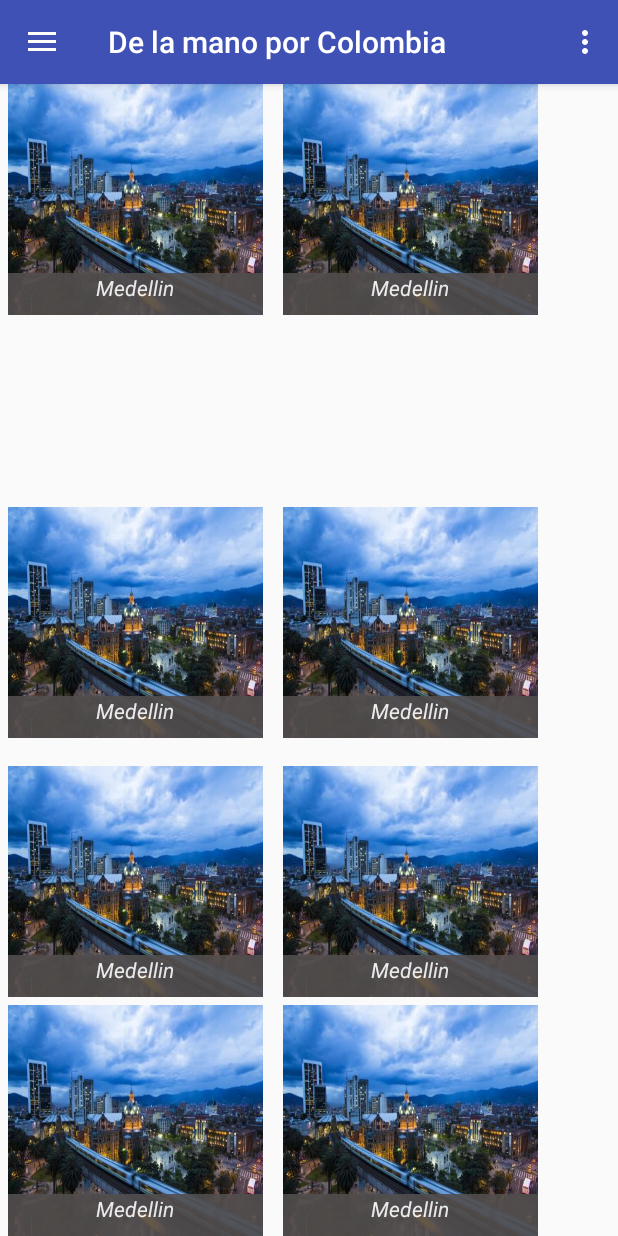
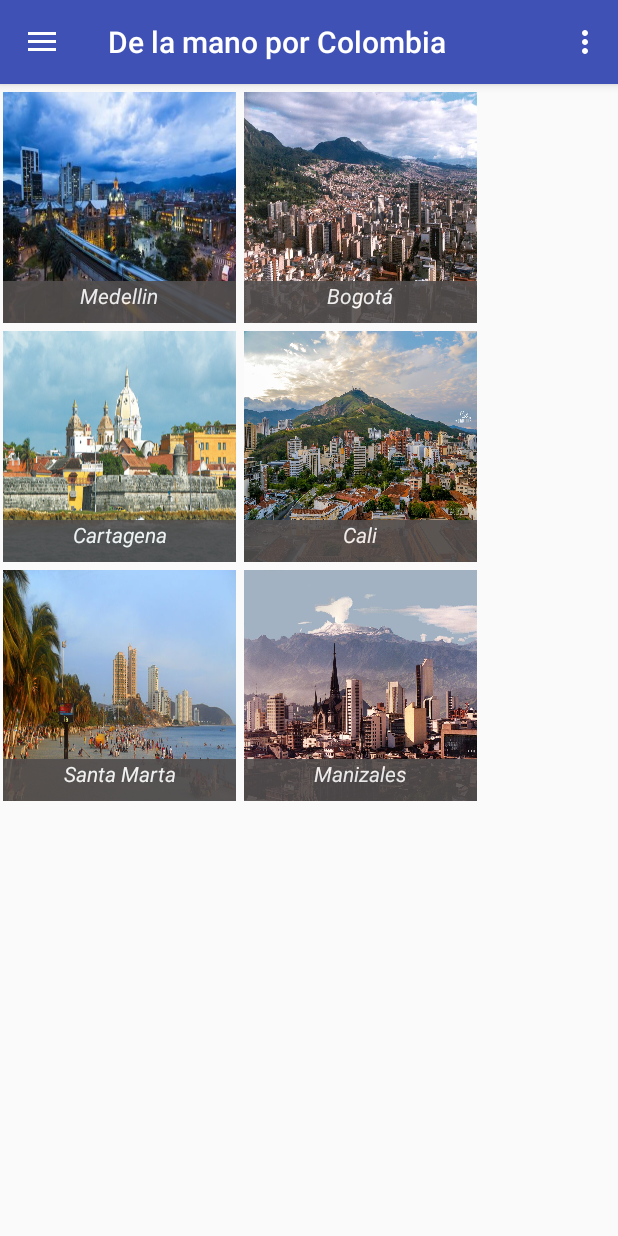
Before and after one commit to Walejandro13/DelamanoporColombia, an Android app: the screen it shows after launch (HomeActivity), on a phone screen of 412 x 824 dp. Run offline under Robolectric (Android 15) with nearby library versions, the phone set to English and light mode, and no system bars.

```diff
--- a/app/src/main/java/com/andorid/proenandroid/delamanoporcolombia/Agencias.java
+++ b/app/src/main/java/com/andorid/proenandroid/delamanoporcolombia/Agencias.java
@@ -30,7 +30,11 @@ public class Agencias extends  Agencia {
                     6.2400523,-75.5882667),
             new Agencia("Agencia de Viajes Turicol - Turismo Receptivo de Colombia Ltda",
                     "Facilita al viajero su estadía brindando las mejores experiencias de viaje.",
-                    6.2400523,-75.5882667),};
+                    6.2400523,-75.5882667),
+            new Agencia( "Agencia de Viajes vuelo Secreto","Ofrecemos servicios de excursiones, tiquetería, planes individuales nacionales e internacionales," +
+                        " satisfaciendo las necesidades de nuestros clientes de forma proactiva e integral, " +
+                    "con efectividad y calidad.",6.2444401,-75.6160376)
+    };
 
 
     public static Agencia[] getMedellin() {
--- a/app/src/main/java/com/andorid/proenandroid/delamanoporcolombia/HomeActivity.java
+++ b/app/src/main/java/com/andorid/proenandroid/delamanoporcolombia/HomeActivity.java
@@ -75,7 +75,8 @@ public class HomeActivity extends AppCompatActivity
     private NavigationView navigationView;
     private ProgressDialog connectionProgressDialog;
     private ImageView imgView;
-    private FrameLayout med;
+    private FrameLayout med,bog,cali,cart,sant;
+    private FrameLayout mani;
 
     ////////////////////#################3
     public static Bitmap GetURLBitmap(URL url) {
@@ -139,6 +140,16 @@ public class HomeActivity extends AppCompatActivity
         med=(FrameLayout) findViewById(R.id.frag_med);
         med.setOnClickListener(this);
 
+        bog=(FrameLayout) findViewById(R.id.frag_bog);
+        bog.setOnClickListener(this);
+        cart=(FrameLayout) findViewById(R.id.frag_cart);
+        cart.setOnClickListener(this);
+        cali=(FrameLayout) findViewById(R.id.frag_cali);
+        cali.setOnClickListener(this);
+        mani=(FrameLayout) findViewById(R.id.frag_mani);
+        mani.setOnClickListener(this);
+        sant=(FrameLayout) findViewById(R.id.frag_santa);
+        sant.setOnClickListener(this);
 
     }
 
@@ -230,11 +241,28 @@ public class HomeActivity extends AppCompatActivity
     @Override
     public void onClick(View v) {
 
+        Intent intent = new Intent(this,AgentActivity.class);
         switch (v.getId()){
             case (R.id.frag_med):
-                Intent intent = new Intent(this,AgentActivity.class);
                 startActivity(intent);
                 break;
+            case (R.id.frag_bog):
+                startActivity(intent);
+                break;
+            case (R.id.frag_cali):
+                startActivity(intent);
+                break;
+            case (R.id.frag_cart):
+                startActivity(intent);
+                break;
+            case (R.id.frag_santa):
+                startActivity(intent);
+                break;
+
+            case (R.id.frag_mani):
+                startActivity(intent);
+                break;
+
         }
 
     }
--- a/app/src/main/res/layout/activity_maps_agen.xml
+++ b/app/src/main/res/layout/activity_maps_agen.xml
@@ -52,7 +52,8 @@
             android:textSize="20dp"
             android:id="@+id/tView"
             android:text="Datos"
-            android:gravity="center"/>
+            android:gravity="center"
+            android:visibility="gone"/>
 
 
     </LinearLayout>
--- a/app/src/main/res/layout/content_home.xml
+++ b/app/src/main/res/layout/content_home.xml
@@ -9,24 +9,160 @@
     tools:context="com.andorid.proenandroid.delamanoporcolombia.HomeActivity"
     tools:showIn="@layout/app_bar_home">
 
-    <ScrollView
-        android:id="@+id/scrollViews"
-        android:layout_width="match_parent"
-        android:layout_height="match_parent">
-
-    </ScrollView>
 
     <GridLayout
         android:layout_width="match_parent"
         android:layout_height="match_parent"
-        android:layout_marginLeft="5dp"
-        android:layout_marginRight="5dp"
+        android:layout_marginLeft="2dp"
+        android:layout_marginRight="2dp"
         android:columnCount="3"
-        android:rowCount="6">
+        android:rowCount="6"
+        android:layout_marginTop="5dp"
+        android:id="@+id/gridLayout">
+
+
+        <Space
+            android:layout_width="8px"
+            android:layout_height="10px"
+            android:layout_column="1"
+            android:layout_row="0"
+            android:visibility="visible" />
+
+
+        <FrameLayout
+            android:layout_width="155dp"
+            android:layout_height="154dp"
+            android:layout_marginTop="5dp"
+            android:layout_column="2"
+            android:layout_row="2"
+            android:background="@drawable/fontcali"
+            android:onClick="onClick"
+            android:id="@+id/frag_cali"
+            android:layout_centerVertical="true"
+            android:layout_alignParentStart="true">
+
+            <TextView
+                android:id="@+id/textView5"
+                android:layout_width="match_parent"
+                android:layout_height="28dp"
+                android:layout_gravity="left|bottom"
+                android:alpha=".9"
+                android:background="#524e4e"
+                android:elegantTextHeight="false"
+                android:text="Cali"
+                android:textAlignment="center"
+                android:textAppearance="?android:attr/textAppearanceSmall"
+                android:textColor="#ffffff"
+                android:textStyle="italic" />
+        </FrameLayout>
+
+
+        <FrameLayout
+            android:layout_width="155dp"
+            android:layout_height="154dp"
+            android:layout_column="0"
+            android:layout_marginTop="5dp"
+            android:id="@+id/frag_cart"
+            android:layout_row="2"
+            android:background="@drawable/fontcartagena"
+            android:onClick="onClick">
+
+            <TextView
+                android:id="@+id/textView4"
+                android:layout_width="match_parent"
+                android:layout_height="28dp"
+                android:layout_gravity="left|bottom"
+                android:alpha=".9"
+                android:background="#524e4e"
+                android:elegantTextHeight="false"
+                android:text="Cartagena"
+                android:textAlignment="center"
+                android:textAppearance="?android:attr/textAppearanceSmall"
+                android:textColor="#ffffff"
+                android:textStyle="italic" />
+        </FrameLayout>
+
+        <FrameLayout
+            android:layout_width="155dp"
+            android:layout_height="154dp"
+            android:layout_column="0"
+            android:layout_marginTop="5dp"
+            android:layout_row="4"
+            android:background="@drawable/fontsantamarta"
+            android:onClick="onClick"
+            android:id="@+id/frag_santa">
+
+            <TextView
+                android:id="@+id/textView7"
+                android:layout_width="match_parent"
+                android:layout_height="28dp"
+                android:layout_gravity="left|bottom"
+                android:alpha=".9"
+                android:background="#524e4e"
+                android:elegantTextHeight="false"
+                android:text="Santa Marta"
+                android:textAlignment="center"
+                android:textAppearance="?android:attr/textAppearanceSmall"
+                android:textColor="#ffffff"
+                android:textStyle="italic" />
+        </FrameLayout>
+
+        <FrameLayout
+            android:layout_width="155dp"
+            android:layout_height="154dp"
+            android:layout_column="2"
+            android:layout_marginTop="5dp"
+            android:layout_row="4"
+            android:background="@drawable/fontmanizales"
+            android:onClick="onClick"
+            android:id="@+id/frag_mani">
+
+            <TextView
+                android:id="@+id/textView8"
+                android:layout_width="match_parent"
+                android:layout_height="28dp"
+                android:layout_gravity="left|bottom"
+                android:alpha=".9"
+                android:background="#524e4e"
+                android:elegantTextHeight="false"
+                android:text="Manizales"
+                android:textAlignment="center"
+                android:textAppearance="?android:attr/textAppearanceSmall"
+                android:textColor="#ffffff"
+                android:textStyle="italic" />
+        </FrameLayout>
+
+        <FrameLayout
+            android:layout_width="155dp"
+            android:layout_height="154dp"
+            android:layout_column="2"
+            android:layout_row="0"
+            android:id="@+id/frag_bog"
+
+            android:onClick="onClick"
+            android:layout_centerVertical="true"
+            android:layout_toEndOf="@+id/gridLayout"
+            android:background="@drawable/fontbogota">
+
+            <TextView
+                android:id="@+id/textView3"
+                android:layout_width="match_parent"
+                android:layout_height="28dp"
+                android:layout_gravity="left|bottom"
+                android:alpha=".9"
+                android:background="#524e4e"
+                android:elegantTextHeight="false"
+                android:text="Bogotá"
+                android:textAlignment="center"
+                android:textAppearance="?android:attr/textAppearanceSmall"
+                android:textColor="#ffffff"
+                android:textStyle="italic" />
+
+        </FrameLayout>
 
         <FrameLayout
             android:id="@+id/frag_med"
-            android:layout_width="170dp"
+            android:layout_width="155dp"
             android:layout_height="154dp"
             android:layout_column="0"
             android:layout_row="0"
@@ -47,186 +183,10 @@
                 android:textColor="#ffffff"
                 android:textStyle="italic" />
 
+
+
         </FrameLayout>
 
-        <Space
-            android:layout_width="20px"
-            android:layout_height="20px"
-            android:layout_column="1"
-            android:layout_row="0" />
-
-        <FrameLayout
-            android:layout_width="170dp"
-            android:layout_height="154dp"
-            android:layout_column="2"
-            android:layout_row="0"
-            android:background="@drawable/font_medellin"
-            android:onClick="onClick" >
-
-            <TextView
-                android:id="@+id/textView3"
-                android:layout_width="match_parent"
-                android:layout_height="28dp"
-                android:layout_gravity="left|bottom"
-                android:alpha=".9"
-                android:background="#524e4e"
-                android:elegantTextHeight="false"
-                android:text="Medellin"
-                android:textAlignment="center"
-                android:textAppearance="?android:attr/textAppearanceSmall"
-                android:textColor="#ffffff"
-                android:textStyle="italic" />
-        </FrameLayout>
-
-        <FrameLayout
-            android:layout_width="170dp"
-            android:layout_height="154dp"
-            android:layout_column="2"
-            android:layout_marginTop="5dp"
-            android:layout_row="2"
-            android:background="@drawable/font_medellin"
-            android:onClick="onClick" >
-
-            <TextView
-                android:id="@+id/textView5"
-                android:layout_width="match_parent"
-                android:layout_height="28dp"
-                android:layout_gravity="left|bottom"
-                android:alpha=".9"
-                android:background="#524e4e"
-                android:elegantTextHeight="false"
-                android:text="Medellin"
-                android:textAlignment="center"
-                android:textAppearance="?android:attr/textAppearanceSmall"
-                android:textColor="#ffffff"
-                android:textStyle="italic" />
-        </FrameLayout>
-
-        <Space
-            android:layout_width="20px"
-            android:layout_height="20px"
-            android:layout_column="0"
-            android:layout_row="3" />
-
-        <FrameLayout
-            android:layout_width="170dp"
-            android:layout_height="154dp"
-            android:layout_column="0"
-            android:layout_marginTop="5dp"
-            android:layout_row="2"
-            android:background="@drawable/font_medellin"
-            android:onClick="onClick">
-
-            <TextView
-                android:id="@+id/textView4"
-                android:layout_width="match_parent"
-                android:layout_height="28dp"
-                android:layout_gravity="left|bottom"
-                android:alpha=".9"
-                android:background="#524e4e"
-                android:elegantTextHeight="false"
-                android:text="Medellin"
-                android:textAlignment="center"
-                android:textAppearance="?android:attr/textAppearanceSmall"
-                android:textColor="#ffffff"
-                android:textStyle="italic" />
-        </FrameLayout>
-
-        <FrameLayout
-            android:layout_width="170dp"
-            android:layout_height="154dp"
-            android:layout_column="0"
-            android:layout_marginTop="5dp"
-            android:layout_row="4"
-            android:background="@drawable/font_medellin"
-            android:onClick="onClick" >
-
-            <TextView
-                android:id="@+id/textView7"
-                android:layout_width="match_parent"
-                android:layout_height="28dp"
-                android:layout_gravity="left|bottom"
-                android:alpha=".9"
-                android:background="#524e4e"
-                android:elegantTextHeight="false"
-                android:text="Medellin"
-                android:textAlignment="center"
-                android:textAppearance="?android:attr/textAppearanceSmall"
-                android:textColor="#ffffff"
-                android:textStyle="italic" />
-        </FrameLayout>
-
-        <FrameLayout
-            android:layout_width="170dp"
-            android:layout_height="154dp"
-            android:layout_column="2"
-            android:layout_marginTop="5dp"
-            android:layout_row="4"
-            android:background="@drawable/font_medellin"
-            android:onClick="onClick" >
-
-            <TextView
-                android:id="@+id/textView8"
-                android:layout_width="match_parent"
-                android:layout_height="28dp"
-                android:layout_gravity="left|bottom"
-                android:alpha=".9"
-                android:background="#524e4e"
-                android:elegantTextHeight="false"
-                android:text="Medellin"
-                android:textAlignment="center"
-                android:textAppearance="?android:attr/textAppearanceSmall"
-                android:textColor="#ffffff"
-                android:textStyle="italic" />
-        </FrameLayout>
-
-        <FrameLayout
-            android:layout_width="170dp"
-            android:layout_height="154dp"
-            android:layout_column="0"
-            android:layout_marginTop="5dp"
-            android:layout_row="5"
-            android:background="@drawable/font_medellin"
-            android:onClick="onClick" >
-
-            <TextView
-                android:id="@+id/textView6"
-                android:layout_width="match_parent"
-                android:layout_height="28dp"
-                android:layout_gravity="left|bottom"
-                android:alpha=".9"
-                android:background="#524e4e"
-                android:elegantTextHeight="false"
-                android:text="Medellin"
-                android:textAlignment="center"
-                android:textAppearance="?android:attr/textAppearanceSmall"
-                android:textColor="#ffffff"
-                android:textStyle="italic" />
-        </FrameLayout>
-
-        <FrameLayout
-            android:layout_width="170dp"
-            android:layout_height="154dp"
-            android:layout_column="2"
-            android:layout_marginTop="5dp"
-            android:layout_row="5"
-            android:background="@drawable/font_medellin"
-            android:onClick="onClick" >
-
-            <TextView
-                android:id="@+id/textView9"
-                android:layout_width="match_parent"
-                android:layout_height="28dp"
-                android:layout_gravity="left|bottom"
-                android:alpha=".9"
-                android:background="#524e4e"
-                android:elegantTextHeight="false"
-                android:text="Medellin"
-                android:textAlignment="center"
-                android:textAppearance="?android:attr/textAppearanceSmall"
-                android:textColor="#ffffff"
-                android:textStyle="italic" />
-        </FrameLayout>
 
     </GridLayout>
 
```
Also changed, not shown: app/src/main/res/drawable/amazonas.jpg (deleted), app/src/main/res/drawable/barranquilla.jpg (deleted), app/src/main/res/drawable/bogota.jpg (deleted), app/src/main/res/drawable/cali.jpg (deleted), app/src/main/res/drawable/cartagena.jpg (deleted), app/src/main/res/drawable/fontbogota.jpg (added), app/src/main/res/drawable/fontcali.jpg (added), app/src/main/res/drawable/fontcartagena.jpg (added), app/src/main/res/drawable/fontmanizales.jpg (added), app/src/main/res/drawable/fontmedellin.jpg (added), app/src/main/res/drawable/fontsantamarta.jpg (added).
